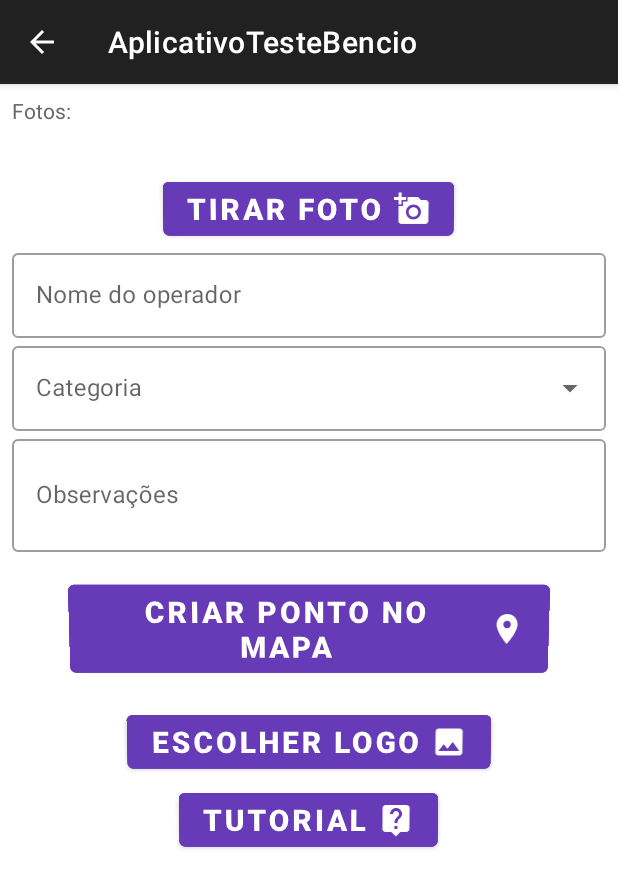
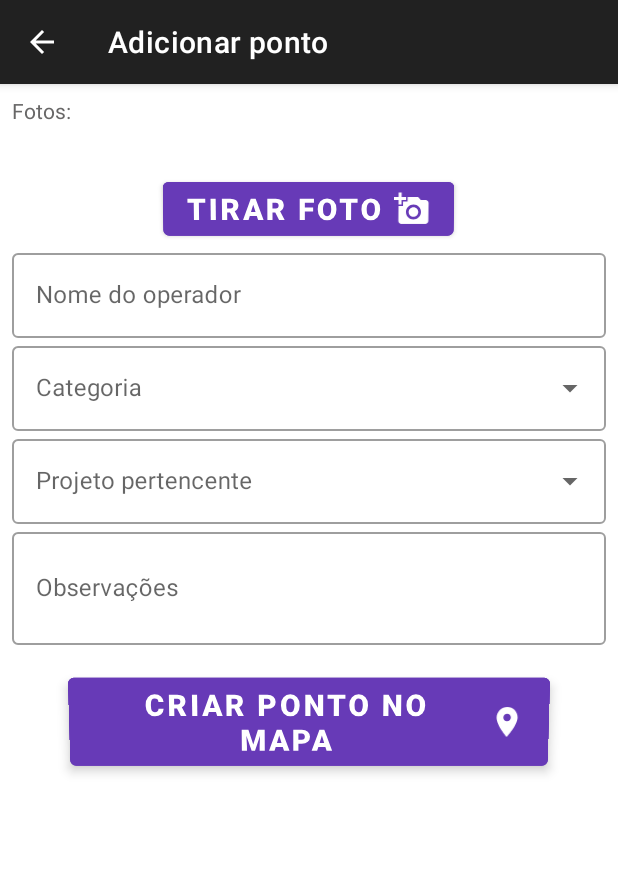
Before and after one commit to gustavodias24/AppFotoGeolocalizacao, an Android app: the AdicionarPontoActivity screen opened directly, with no data from a screen before it, on a phone screen of 412 x 824 dp. Shown: the top 888 px of the screen. Run offline under Robolectric (Android 15) with nearby library versions, the phone set to English and light mode, and no system bars; pictures from the network do not load.

Commit message:
Add algumas telas e modificacoes em outras

```diff
--- a/app/src/main/java/benicio/soluces/aplicativotestebencio/activity/MainActivity.java
+++ b/app/src/main/java/benicio/soluces/aplicativotestebencio/activity/AdicionarPontoActivity.java
@@ -24,7 +24,6 @@ import android.net.Uri;
 import android.os.Bundle;
 import android.provider.MediaStore;
 import android.util.Base64;
-import android.util.Log;
 import android.view.MenuItem;
 import android.view.View;
 import android.widget.ArrayAdapter;
@@ -38,19 +37,17 @@ import com.google.android.gms.location.LocationResult;
 import com.google.android.gms.location.LocationServices;
 import com.google.android.material.textfield.TextInputLayout;
 
-import org.osmdroid.util.GeoPoint;
-
 import java.util.ArrayList;
 import java.util.List;
 
+import benicio.soluces.aplicativotestebencio.databinding.ActivityAdicionarPontoBinding;
 import benicio.soluces.aplicativotestebencio.model.PontoModel;
 import benicio.soluces.aplicativotestebencio.R;
 import benicio.soluces.aplicativotestebencio.adapter.AdapterFotos;
-import benicio.soluces.aplicativotestebencio.databinding.ActivityMainBinding;
 import benicio.soluces.aplicativotestebencio.util.ImageUtils;
 import benicio.soluces.aplicativotestebencio.util.PontosUtils;
 
-public class MainActivity extends AppCompatActivity {
+public class AdicionarPontoActivity extends AppCompatActivity {
     private static final int PERMISSIONS_REQUEST_LOCATION = 2;
     private Double latitude, longitude;
     private FusedLocationProviderClient fusedLocationClient;
@@ -59,10 +56,9 @@ public class MainActivity extends AppCompatActivity {
     private List<String> listaDeFotos = new ArrayList<>();
     private AdapterFotos adapterFotos;
     private RecyclerView recyclerFotos;
-    private SharedPreferences preferences;
-    private SharedPreferences.Editor editor;
-    private static final int REQUEST_IMAGE_LOGO = 1000;
-    private ActivityMainBinding binding;
+
+
+    private ActivityAdicionarPontoBinding binding;
 
     private Bundle b;
     private Boolean modoExibicao = false;
@@ -71,7 +67,7 @@ public class MainActivity extends AppCompatActivity {
     @Override
     protected void onCreate(Bundle savedInstanceState) {
         super.onCreate(savedInstanceState);
-        binding = ActivityMainBinding.inflate(getLayoutInflater());
+        binding = ActivityAdicionarPontoBinding.inflate(getLayoutInflater());
         setContentView(binding.getRoot());
 
         verificarPermissoes();
@@ -88,8 +84,6 @@ public class MainActivity extends AppCompatActivity {
             PontoModel pontoModel = PontosUtils.loadList(getApplicationContext()).get(positionPonto);
             binding.criarPontoBtn.setVisibility(View.GONE);
             binding.cameraBtn.setVisibility(View.GONE);
-            binding.logoBtn.setVisibility(View.GONE);
-            binding.tutorialBtn.setVisibility(View.GONE);
 
             binding.nomeOperadorField.getEditText().setEnabled(false);
             binding.obsField.getEditText().setEnabled(false);
@@ -105,9 +99,9 @@ public class MainActivity extends AppCompatActivity {
         }
 
 
-
         getSupportActionBar().setDisplayHomeAsUpEnabled(true);
         getSupportActionBar().setDisplayShowHomeEnabled(true);
+        getSupportActionBar().setTitle("Adicionar ponto");
 
         if ( !modoExibicao ){
             configurarMenuCategoria();
@@ -139,15 +133,6 @@ public class MainActivity extends AppCompatActivity {
             ActivityCompat.requestPermissions(this, new String[]{Manifest.permission.ACCESS_FINE_LOCATION}, PERMISSIONS_REQUEST_LOCATION);
         }
 
-        preferences = getSharedPreferences("logoPreferences", Context.MODE_PRIVATE);
-        editor = preferences.edit();
-
-        if ( preferences.getString("logoImage", null) != null){
-            binding.logoImg.setVisibility(View.VISIBLE);
-            byte[] decodedBytes = Base64.decode(preferences.getString("logoImage", null), Base64.DEFAULT);
-            Bitmap decodedBitmap = BitmapFactory.decodeByteArray(decodedBytes, 0, decodedBytes.length);
-            binding.logoImg.setImageBitmap(decodedBitmap);
-        }
         binding.cameraBtn.setOnClickListener( fotoView -> {
             Intent i  = new Intent(getApplicationContext(), ExibirActivity.class);
             i.putExtra("operador", binding.nomeOperadorField.getEditText().getText().toString());
@@ -156,15 +141,6 @@ public class MainActivity extends AppCompatActivity {
             i.putExtra("lat", latitude);
             i.putExtra("long", longitude);
             startActivity(i);
-        });
-
-        binding.tutorialBtn.setOnClickListener( tutorialView -> {
-            startActivity(new Intent(Intent.ACTION_VIEW, Uri.parse("https://www.youtube.com/watch?v=n79nS_xtlI4")));
-        });
-
-        binding.logoBtn.setOnClickListener( logoView ->{
-            Intent intent = new Intent(Intent.ACTION_PICK, MediaStore.Images.Media.EXTERNAL_CONTENT_URI);
-            startActivityForResult(intent, REQUEST_IMAGE_LOGO);
         });
 
         binding.criarPontoBtn.setOnClickListener( view -> {
@@ -185,8 +161,6 @@ public class MainActivity extends AppCompatActivity {
                 Toast.makeText(this, "Preencha todas as informações", Toast.LENGTH_SHORT).show();
             }
         });
-
-
 
     }
 
@@ -241,17 +215,6 @@ public class MainActivity extends AppCompatActivity {
     @Override
     protected void onActivityResult(int requestCode, int resultCode, @Nullable Intent data) {
         super.onActivityResult(requestCode, resultCode, data);
-        if (requestCode == REQUEST_IMAGE_LOGO && resultCode == RESULT_OK && data != null) {
-            Uri selectedImageUri = data.getData();
-            editor.putString("logoImage", ImageUtils.imageToBase64(selectedImageUri, getApplicationContext()));
-            editor.apply();
-
-
-            binding.logoImg.setVisibility(View.VISIBLE);
-            byte[] decodedBytes = Base64.decode(preferences.getString("logoImage", null), Base64.DEFAULT);
-            Bitmap decodedBitmap = BitmapFactory.decodeByteArray(decodedBytes, 0, decodedBytes.length);
-            binding.logoImg.setImageBitmap(decodedBitmap);
-        }
 
         if (requestCode == PERMISSIONS_REQUEST_LOCATION  && resultCode == RESULT_OK) {
            startLocationUpdates();
@@ -262,10 +225,10 @@ public class MainActivity extends AppCompatActivity {
         if (ActivityCompat.checkSelfPermission(this, android.Manifest.permission.ACCESS_FINE_LOCATION)   != PackageManager.PERMISSION_GRANTED &&
                 ActivityCompat.checkSelfPermission(this, android.Manifest.permission.ACCESS_COARSE_LOCATION) != PackageManager.PERMISSION_GRANTED &&
             ActivityCompat.checkSelfPermission(this, Manifest.permission.CAMERA) != PackageManager.PERMISSION_GRANTED) {
-            ActivityCompat.requestPermissions(MainActivity.this, new String[] {android.Manifest.permission.ACCESS_FINE_LOCATION}, 1);
-            ActivityCompat.requestPermissions(MainActivity.this, new String[] {Manifest.permission.CAMERA}, 1);
-            ActivityCompat.requestPermissions(MainActivity.this, new String[] {android.Manifest.permission.ACCESS_COARSE_LOCATION}, 1);
-            ActivityCompat.requestPermissions(MainActivity.this, new String[] {Manifest.permission.ACCESS_NETWORK_STATE}, 1);
+            ActivityCompat.requestPermissions(AdicionarPontoActivity.this, new String[] {android.Manifest.permission.ACCESS_FINE_LOCATION}, 1);
+            ActivityCompat.requestPermissions(AdicionarPontoActivity.this, new String[] {Manifest.permission.CAMERA}, 1);
+            ActivityCompat.requestPermissions(AdicionarPontoActivity.this, new String[] {android.Manifest.permission.ACCESS_COARSE_LOCATION}, 1);
+            ActivityCompat.requestPermissions(AdicionarPontoActivity.this, new String[] {Manifest.permission.ACCESS_NETWORK_STATE}, 1);
             return;
         }
 
@@ -276,7 +239,7 @@ public class MainActivity extends AppCompatActivity {
         recyclerFotos.setLayoutManager(new LinearLayoutManager(getApplicationContext(), LinearLayoutManager.HORIZONTAL, false));
         recyclerFotos.addItemDecoration(new DividerItemDecoration(getApplicationContext(), DividerItemDecoration.HORIZONTAL));
         recyclerFotos.setHasFixedSize(true);
-        adapterFotos = new AdapterFotos(listaDeFotos, getApplicationContext(), MainActivity.this);
+        adapterFotos = new AdapterFotos(listaDeFotos, getApplicationContext(), AdicionarPontoActivity.this);
         recyclerFotos.setAdapter(adapterFotos);
     }
 
--- a/app/src/main/java/benicio/soluces/aplicativotestebencio/activity/MeusPontosActivity.java
+++ b/app/src/main/java/benicio/soluces/aplicativotestebencio/activity/MeusPontosActivity.java
@@ -13,10 +13,8 @@ import android.view.MenuItem;
 import android.view.View;
 import android.widget.AdapterView;
 
-import benicio.soluces.aplicativotestebencio.R;
 import benicio.soluces.aplicativotestebencio.adapter.AdapterPontos;
 import benicio.soluces.aplicativotestebencio.databinding.ActivityMeusPontosBinding;
-import benicio.soluces.aplicativotestebencio.util.ImageUtils;
 import benicio.soluces.aplicativotestebencio.util.PontosUtils;
 import benicio.soluces.aplicativotestebencio.util.RecyclerItemClickListener;
 
@@ -63,7 +61,7 @@ public class MeusPontosActivity extends AppCompatActivity {
                 new RecyclerItemClickListener.OnItemClickListener() {
                     @Override
                     public void onItemClick(View view, int position) {
-                        Intent i = new Intent(getApplicationContext(), MainActivity.class);
+                        Intent i = new Intent(getApplicationContext(), AdicionarPontoActivity.class);
                         i.putExtra("modoExibicao", true);
                         i.putExtra("position", position);
                         startActivity(i);
--- /dev/null
+++ b/app/src/main/java/benicio/soluces/aplicativotestebencio/util/ProjetoUtils.java
@@ -0,0 +1,4 @@
+package benicio.soluces.aplicativotestebencio.util;
+
+public class ProjetoUtils {
+}
--- /dev/null
+++ b/app/src/main/res/drawable/baseline_add_task_24.xml
@@ -0,0 +1,5 @@
+<vector android:height="24dp" android:tint="#FFFFFF"
+    android:viewportHeight="24" android:viewportWidth="24"
+    android:width="24dp" xmlns:android="http://schemas.android.com/apk/res/android">
+    <path android:fillColor="@android:color/white" android:pathData="M22,5.18L10.59,16.6l-4.24,-4.24l1.41,-1.41l2.83,2.83l10,-10L22,5.18zM12,20c-4.41,0 -8,-3.59 -8,-8s3.59,-8 8,-8c1.57,0 3.04,0.46 4.28,1.25l1.45,-1.45C16.1,2.67 14.13,2 12,2C6.48,2 2,6.48 2,12s4.48,10 10,10c1.73,0 3.36,-0.44 4.78,-1.22l-1.5,-1.5C14.28,19.74 13.17,20 12,20zM19,15h-3v2h3v3h2v-3h3v-2h-3v-3h-2V15z"/>
+</vector>
--- /dev/null
+++ b/app/src/main/res/drawable/baseline_border_color_24.xml
@@ -0,0 +1,5 @@
+<vector android:height="24dp" android:tint="#FFFFFF"
+    android:viewportHeight="24" android:viewportWidth="24"
+    android:width="24dp" xmlns:android="http://schemas.android.com/apk/res/android">
+    <path android:fillColor="@android:color/white" android:pathData="M22,24H2v-4h20V24zM13.06,5.19l3.75,3.75L7.75,18H4v-3.75L13.06,5.19zM17.88,7.87l-3.75,-3.75l1.83,-1.83c0.39,-0.39 1.02,-0.39 1.41,0l2.34,2.34c0.39,0.39 0.39,1.02 0,1.41L17.88,7.87z"/>
+</vector>
--- /dev/null
+++ b/app/src/main/res/drawable/baseline_file_present_24.xml
@@ -0,0 +1,5 @@
+<vector android:height="24dp" android:tint="#FFFFFF"
+    android:viewportHeight="24" android:viewportWidth="24"
+    android:width="24dp" xmlns:android="http://schemas.android.com/apk/res/android">
+    <path android:fillColor="@android:color/white" android:pathData="M15,2L6,2c-1.1,0 -2,0.9 -2,2v16c0,1.1 0.9,2 2,2h12c1.1,0 2,-0.9 2,-2L20,7l-5,-5zM6,20L6,4h8v4h4v12L6,20zM16,10v5c0,2.21 -1.79,4 -4,4s-4,-1.79 -4,-4L8,8.5c0,-1.47 1.26,-2.64 2.76,-2.49 1.3,0.13 2.24,1.32 2.24,2.63L13,15h-2L11,8.5c0,-0.28 -0.22,-0.5 -0.5,-0.5s-0.5,0.22 -0.5,0.5L10,15c0,1.1 0.9,2 2,2s2,-0.9 2,-2v-5h2z"/>
+</vector>
--- /dev/null
+++ b/app/src/main/res/drawable/round_build_24.xml
@@ -0,0 +1,5 @@
+<vector android:height="24dp" android:tint="#FFFFFF"
+    android:viewportHeight="24" android:viewportWidth="24"
+    android:width="24dp" xmlns:android="http://schemas.android.com/apk/res/android">
+    <path android:fillColor="@android:color/white" android:pathData="M12.09,2.91C10.08,0.9 7.07,0.49 4.65,1.67L8.28,5.3c0.39,0.39 0.39,1.02 0,1.41L6.69,8.3c-0.39,0.4 -1.02,0.4 -1.41,0L1.65,4.67C0.48,7.1 0.89,10.09 2.9,12.1c1.86,1.86 4.58,2.35 6.89,1.48l7.96,7.96c1.03,1.03 2.69,1.03 3.71,0 1.03,-1.03 1.03,-2.69 0,-3.71L13.54,9.9c0.92,-2.34 0.44,-5.1 -1.45,-6.99z"/>
+</vector>
--- a/app/src/main/res/layout/activity_main.xml
+++ b/app/src/main/res/layout/activity_adicionar_ponto.xml
@@ -12,7 +12,7 @@
     android:layout_width="match_parent"
     android:layout_height="match_parent"
     android:orientation="vertical"
-    tools:context=".activity.MainActivity">
+    tools:context=".activity.AdicionarPontoActivity">
 
     <TextView
         android:id="@+id/textView"
@@ -82,6 +82,25 @@
     </com.google.android.material.textfield.TextInputLayout>
 
     <com.google.android.material.textfield.TextInputLayout
+        android:id="@+id/menu2"
+        style="@style/Widget.MaterialComponents.TextInputLayout.OutlinedBox.ExposedDropdownMenu"
+        android:layout_width="match_parent"
+        android:layout_height="wrap_content"
+        android:hint="Projeto pertencente">
+
+        <AutoCompleteTextView
+            android:id="@+id/auto_complete2"
+            android:layout_marginLeft="8dp"
+            android:layout_marginTop="8dp"
+            android:layout_marginRight="8dp"
+            android:layout_width="match_parent"
+            android:layout_height="wrap_content"
+            android:inputType="none"
+            />
+
+    </com.google.android.material.textfield.TextInputLayout>
+
+    <com.google.android.material.textfield.TextInputLayout
         android:id="@+id/obs_field"
         android:layout_width="match_parent"
         android:layout_height="wrap_content"
@@ -115,42 +134,10 @@
         android:textSize="20sp"
         android:textStyle="bold" />
 
-    <Button
-        android:id="@+id/logo_btn"
-        android:layout_width="wrap_content"
-        android:layout_height="wrap_content"
-        android:layout_gravity="center"
-        android:layout_marginTop="16dp"
-        android:backgroundTint="@color/botao"
-        android:drawableRight="@drawable/baseline_insert_photo_24"
-        android:rotationX="-4"
-        android:text="Escolher logo"
-        android:textAllCaps="true"
-        android:textColor="#FFFFFF"
-        android:textSize="20sp"
-        android:textStyle="bold" />
 
-    <ImageView
-        android:id="@+id/logo_img"
-        android:layout_width="match_parent"
-        android:layout_height="60dp"
-        android:src="@raw/logo"
-        android:visibility="gone" />
 
-    <Button
-        android:id="@+id/tutorial_btn"
-        android:layout_width="wrap_content"
-        android:layout_height="wrap_content"
-        android:layout_gravity="center|center_vertical"
-        android:layout_marginTop="4dp"
-        android:backgroundTint="@color/botao"
-        android:drawableRight="@drawable/baseline_live_help_24"
-        android:gravity="center|center_vertical"
-        android:rotationX="-4"
-        android:text="tutorial"
-        android:textAllCaps="true"
-        android:textColor="#FFFFFF"
-        android:textSize="20sp"
-        android:textStyle="bold" />
+
+
+
 
 </LinearLayout></ScrollView>
```
Also changed, not shown: app/src/main/AndroidManifest.xml (+10 -2 lines), app/src/main/java/benicio/soluces/aplicativotestebencio/activity/ConfigutacoesActivity.java (added, +85 -0 lines), app/src/main/java/benicio/soluces/aplicativotestebencio/activity/MapaActivity.java (+26 -10 lines), app/src/main/java/benicio/soluces/aplicativotestebencio/activity/MeusProjetosActivity.java (added, +82 -0 lines), app/src/main/java/benicio/soluces/aplicativotestebencio/model/ProjetoModel.java (added, +42 -0 lines), app/src/main/res/layout/activity_configutacoes.xml (added, +55 -0 lines), app/src/main/res/layout/activity_mapa.xml (+25 -2 lines), app/src/main/res/layout/activity_meus_projetos.xml (added, +44 -0 lines), app/src/main/res/layout/layout_adicionar_projeto.xml (added, +66 -0 lines), 1 other file.
